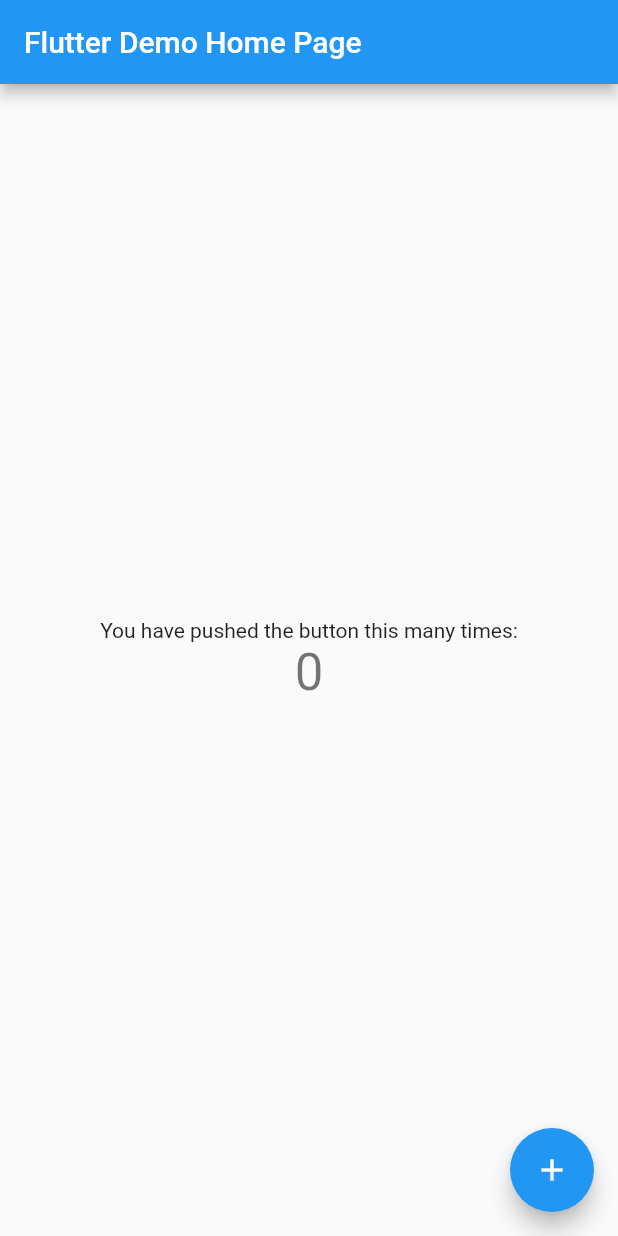
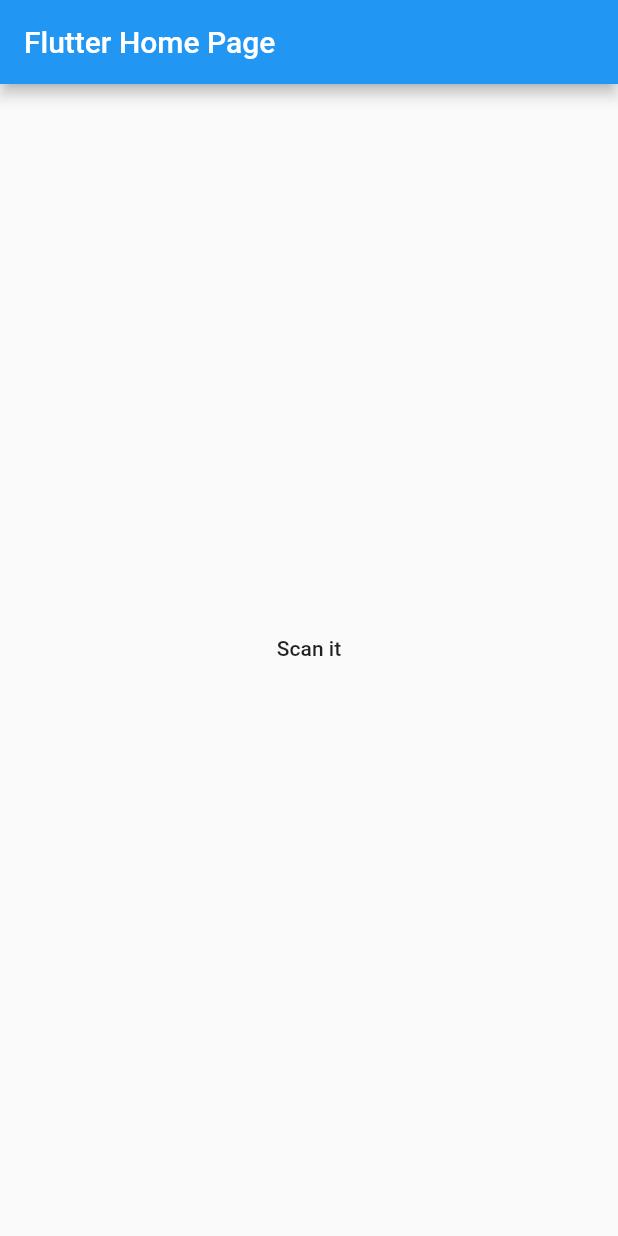
Before and after one commit to acosor/acosor.app, a Flutter app: the screen it shows after launch, on a phone screen of 412 x 824 dp. Run offline on Flutter 3.47's test engine with Material 2 defaults, Android fonts, the phone set to English and light mode, and no system bars; missing offline and left inert: barcode_scan.

Commit message:
feat(scaner)

```diff
--- a/lib/main.dart
+++ b/lib/main.dart
@@ -1,4 +1,5 @@
 import 'package:flutter/material.dart';
+import 'package:barcode_scan/barcode_scan.dart';
 
 void main() => runApp(MyApp());
 
@@ -7,7 +8,7 @@ class MyApp extends StatelessWidget {
   @override
   Widget build(BuildContext context) {
     return MaterialApp(
-      title: 'Flutter Demo',
+      title: 'Flutter Scan Barcode',
       theme: ThemeData(
         // This is the theme of your application.
         //
@@ -20,13 +21,13 @@ class MyApp extends StatelessWidget {
         // is not restarted.
         primarySwatch: Colors.blue,
       ),
-      home: MyHomePage(title: 'Flutter Demo Home Page'),
+      home: SamplePage(title: 'Flutter Home Page'),
     );
   }
 }
 
-class MyHomePage extends StatefulWidget {
-  MyHomePage({Key key, this.title}) : super(key: key);
+class SamplePage extends StatefulWidget {
+  SamplePage({Key key, this.title}) : super(key: key);
 
   // This widget is the home page of your application. It is stateful, meaning
   // that it has a State object (defined below) that contains fields that affect
@@ -40,22 +41,11 @@ class MyHomePage extends StatefulWidget {
   final String title;
 
   @override
-  _MyHomePageState createState() => _MyHomePageState();
+  _SampleState createState() => _SampleState();
 }
 
-class _MyHomePageState extends State<MyHomePage> {
-  int _counter = 0;
-
-  void _incrementCounter() {
-    setState(() {
-      // This call to setState tells the Flutter framework that something has
-      // changed in this State, which causes it to rerun the build method below
-      // so that the display can reflect the updated values. If we changed
-      // _counter without calling setState(), then the build method would not be
-      // called again, and so nothing would appear to happen.
-      _counter++;
-    });
-  }
+class _SampleState extends State<SamplePage> {
+  String barcode = "";
 
   @override
   Widget build(BuildContext context) {
@@ -91,21 +81,28 @@ class _MyHomePageState extends State<MyHomePage> {
           // horizontal).
           mainAxisAlignment: MainAxisAlignment.center,
           children: <Widget>[
-            Text(
-              'You have pushed the button this many times:',
+            new Container(
+              child: new MaterialButton(
+                  onPressed: scan,
+                child: Text("Scan it"),
+                padding: EdgeInsets.all(8.0),
+              ),
             ),
-            Text(
-              '$_counter',
-              style: Theme.of(context).textTheme.display1,
-            ),
+            new Text(barcode)
           ],
         ),
       ),
-      floatingActionButton: FloatingActionButton(
-        onPressed: _incrementCounter,
-        tooltip: 'Increment',
-        child: Icon(Icons.add),
-      ), // This trailing comma makes auto-formatting nicer for build methods.
     );
   }
+
+  Future scan() async {
+    try {
+      barcode = await BarcodeScanner.scan();
+      setState(() {
+        this.barcode = barcode;
+      });
+    } catch (e) {
+      setState(() => this.barcode = 'Unknown error: $e');
+    }
+  }
 }
--- a/pubspec.yaml
+++ b/pubspec.yaml
@@ -23,6 +23,8 @@ dependencies:
   # The following adds the Cupertino Icons font to your application.
   # Use with the CupertinoIcons class for iOS style icons.
   cupertino_icons: ^0.1.2
+
+  barcode_scan: ^1.0.0
 
 dev_dependencies:
   flutter_test:
```
Also changed, not shown: pubspec.lock, 4 other files.
